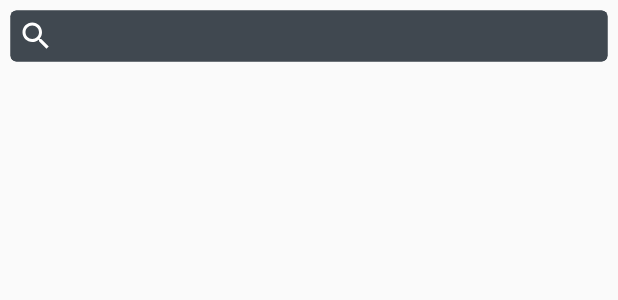
After one commit to tonihuotari/crypto-cap, an Android app: the layout view_search.xml on its own in the app's theme, with its tools: preview values and no code run, on a phone screen of 412 x 824 dp. The commit adds this screen. Shown: the top 300 px of the screen. Run offline under Robolectric (Android 15) with nearby library versions, the phone set to English and light mode, and no system bars; network calls fail.

Commit message:
Clean up in gradle files and moved search view animation logic

```diff
--- a/app/build.gradle
+++ b/app/build.gradle
@@ -4,7 +4,8 @@ apply plugin: 'kotlin-android'
 apply plugin: 'kotlin-android-extensions'
 
 android {
-    compileSdkVersion 28
+    compileSdkVersion rootProject.compileSdkVersion
+
     defaultConfig {
         applicationId "com.sombrero.cryptocap"
         minSdkVersion rootProject.minSdkVersion
--- /dev/null
+++ b/app/src/main/res/layout/view_search.xml
@@ -0,0 +1,31 @@
+<?xml version="1.0" encoding="utf-8"?>
+<android.support.constraint.ConstraintLayout xmlns:android="http://schemas.android.com/apk/res/android"
+    xmlns:app="http://schemas.android.com/apk/res-auto"
+    android:id="@+id/searchConstraintLayout"
+    android:layout_width="match_parent"
+    android:layout_height="match_parent">
+
+    <FrameLayout
+        android:id="@+id/searchBackgroundView"
+        android:layout_width="0dp"
+        android:layout_height="0dp"
+        android:layout_margin="@dimen/search_box_margin"
+        android:background="@color/colorPrimaryDark"
+        android:focusable="true"
+        android:focusableInTouchMode="true"
+        app:layout_constraintBottom_toBottomOf="@+id/searchSearchView"
+        app:layout_constraintEnd_toEndOf="@+id/searchSearchView"
+        app:layout_constraintStart_toStartOf="@+id/searchSearchView"
+        app:layout_constraintTop_toTopOf="@+id/searchSearchView" />
+
+    <android.support.v7.widget.SearchView
+        android:id="@+id/searchSearchView"
+        android:layout_width="match_parent"
+        android:layout_height="wrap_content"
+        android:theme="@style/SearchViewStyle"
+        app:closeIcon="@drawable/ic_close_white_20dp"
+        app:queryBackground="@color/transparent"
+        app:queryHint="@string/title_search"
+        app:searchIcon="@drawable/ic_search_white_24dp" />
+
+</android.support.constraint.ConstraintLayout>
```
Also changed, not shown: app/src/main/java/com/sombrero/cryptocap/features/coinlisting/CoinListingFragment.kt (+3 -51 lines), app/src/main/java/com/sombrero/cryptocap/features/coinlisting/SearchViewHolder.kt (added, +87 -0 lines), app/src/main/res/layout/fragment_coinlisting.xml (+5 -23 lines), cryptoclient/build.gradle (+4 -7 lines), cryptomodel/build.gradle (+6 -10 lines).
